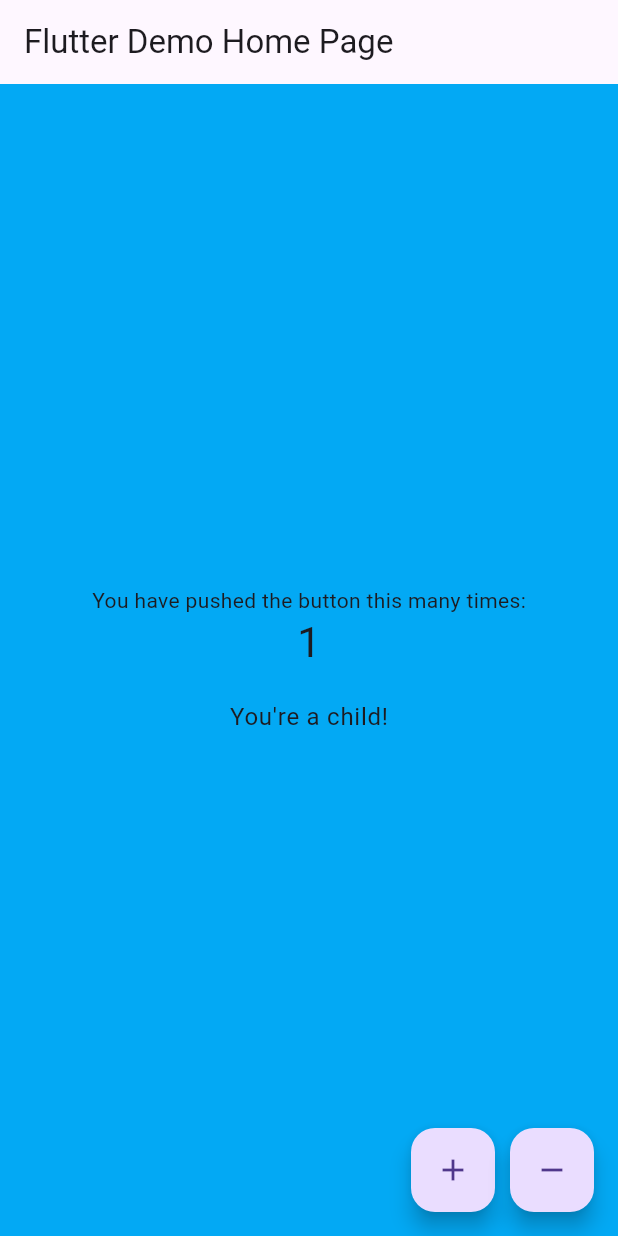
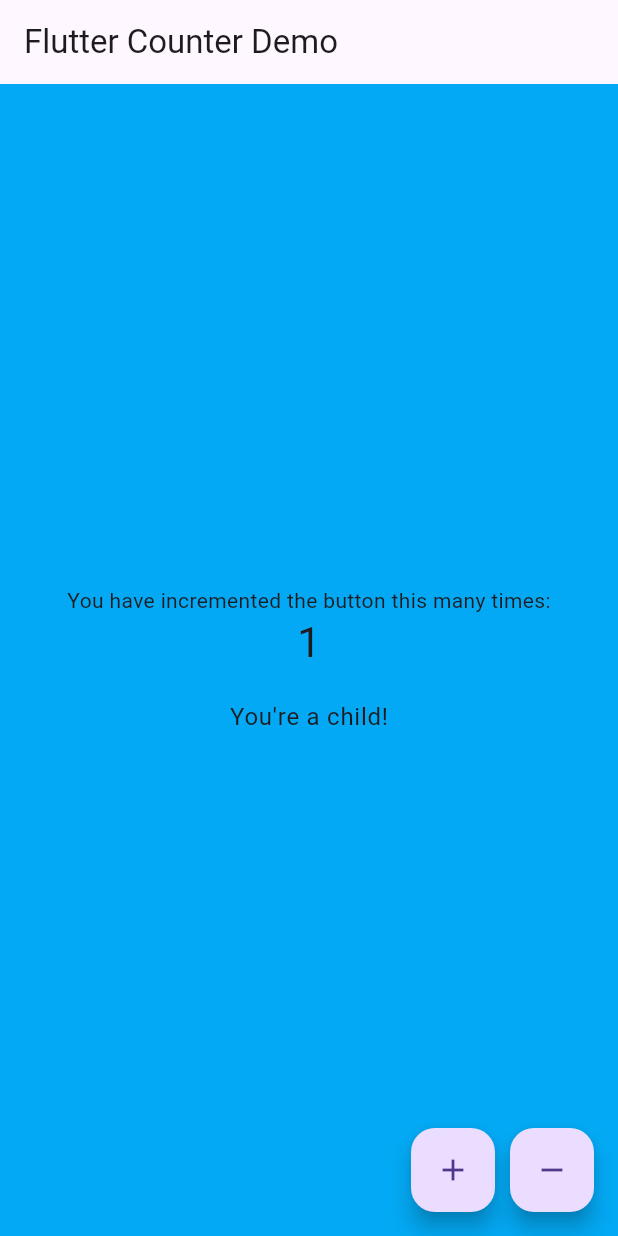
Before and after one commit to abdulbasith007/Age-Counter-App---Flutter, a Flutter app: the screen it shows after launch, after a tap on the "add" icon, on a phone screen of 412 x 824 dp. Run offline on Flutter 3.47's test engine with Material 3 defaults, Android fonts, the phone set to English and light mode, and no system bars; missing offline and left inert: window_size.

Commit message:
Made minor changes to refactor code

```diff
--- a/lib/main.dart
+++ b/lib/main.dart
@@ -20,7 +20,7 @@
 void setupWindow() {
   if (!kIsWeb && (Platform.isWindows || Platform.isLinux || Platform.isMacOS)) {
     WidgetsFlutterBinding.ensureInitialized();
-    setWindowTitle('Provider Counter');
+    setWindowTitle('Provider Counter Demo');
     setWindowMinSize(const Size(windowWidth, windowHeight));
     setWindowMaxSize(const Size(windowWidth, windowHeight));
     getCurrentScreen().then((screen) {
@@ -100,7 +100,7 @@
   Widget build(BuildContext context) {
     return Scaffold(
       appBar: AppBar(
-        title: const Text('Flutter Demo Home Page'),
+        title: const Text('Flutter Counter Demo'),
       ),
       body: Consumer<Counter>(
         builder: (context, counter, child) {
@@ -110,7 +110,7 @@
               child: Column(
                 mainAxisAlignment: MainAxisAlignment.center,
                 children: [
-                  const Text('You have pushed the button this many times:'),
+                  const Text('You have incremented the button this many times:'),
                   Text(
                     '${counter.value}',
                     style: Theme.of(context).textTheme.headlineMedium,
```
